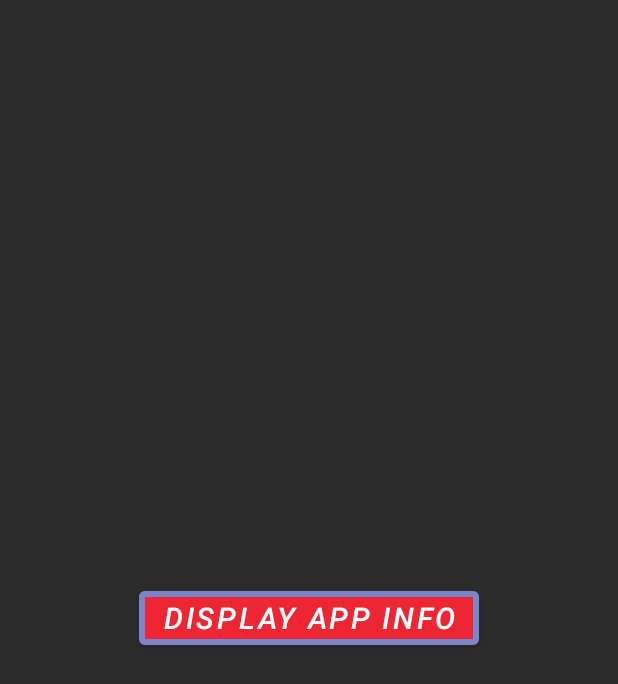
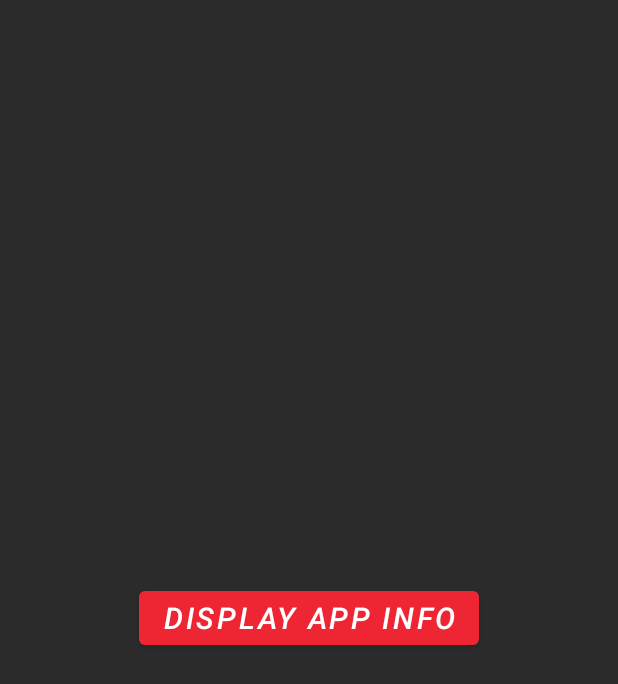
Before and after one commit to azurmop/Mapp, an Android app: the screen it shows after launch (MainActivity), on a phone screen of 412 x 824 dp. Shown: the top 684 px of the screen. Run offline under Robolectric (Android 15) with nearby library versions, the phone set to English and light mode, and no system bars.

Commit message:
Change some color again

```diff
--- a/app/src/main/res/layout/activity_main.xml
+++ b/app/src/main/res/layout/activity_main.xml
@@ -18,8 +18,6 @@
         app:layout_constraintLeft_toLeftOf="parent"
         app:layout_constraintRight_toRightOf="parent"
         app:layout_constraintTop_toTopOf="parent"
-        app:strokeColor="#7986CB"
-        app:strokeWidth="4dp"
         tools:ignore="HardcodedText" />
 
     <TextView
```
